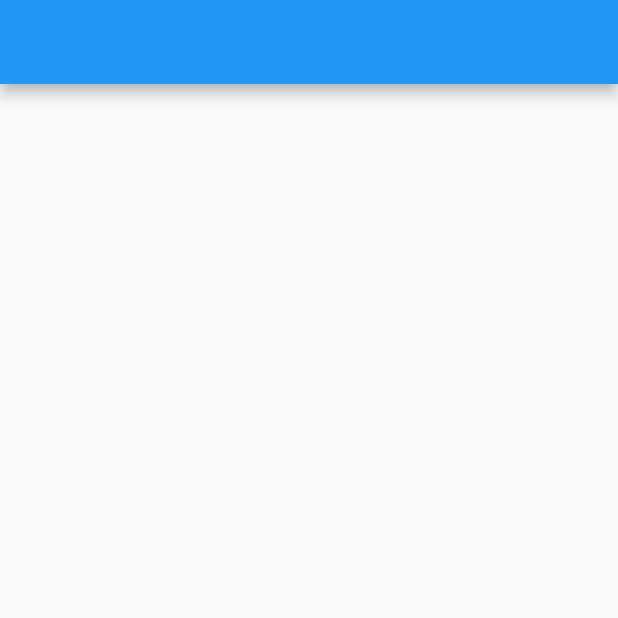
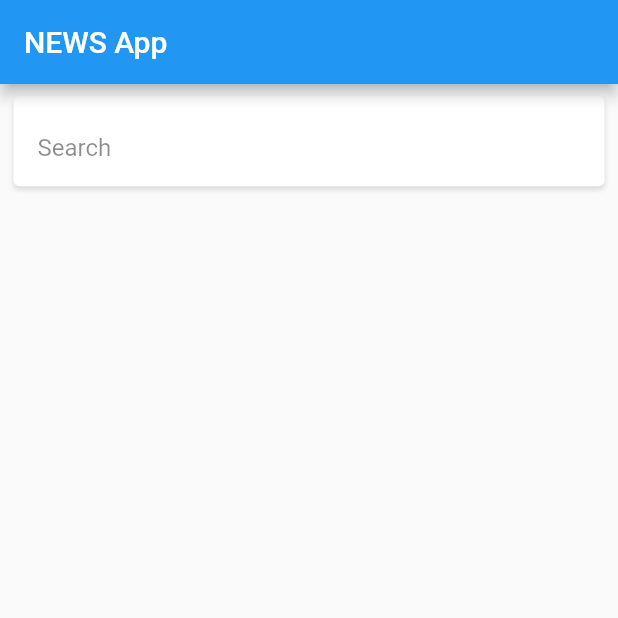
Before and after one commit to leo-elstin/news_app, a Flutter app: the screen it shows after launch, on a phone screen of 412 x 824 dp, the top half of it. Run offline on Flutter 3.47's test engine with Material 2 defaults, Android fonts, the phone set to English and light mode, and no system bars; our stand-ins replace bloc, flutter_bloc.

Commit message:
added headlines bloc and necessary libs

```diff
--- a/lib/main.dart
+++ b/lib/main.dart
@@ -1,6 +1,8 @@
 import 'package:flutter/material.dart';
+import 'package:flutter_bloc/flutter_bloc.dart';
+import 'package:news_app/src/bloc/headlines/headlines_bloc.dart';
 import 'package:news_app/src/config/strings.dart';
-import 'package:news_app/src/view/widgets/home.dart';
+import 'package:news_app/src/view/screens/home/home.dart';
 
 void main() {
   runApp(MyApp());
@@ -10,12 +12,19 @@ class MyApp extends StatelessWidget {
   // This widget is the root of your application.
   @override
   Widget build(BuildContext context) {
-    return MaterialApp(
-      title: '$appName',
-      theme: ThemeData(
-        primarySwatch: Colors.blue,
+    return MultiBlocProvider(
+      providers: [
+        BlocProvider<HeadlinesBloc>(
+          create: (context) => HeadlinesBloc(),
+        ),
+      ],
+      child: MaterialApp(
+        title: '$appName',
+        theme: ThemeData(
+          primarySwatch: Colors.blue,
+        ),
+        home: HomePage(),
       ),
-      home: HomePage(),
     );
   }
 }
--- /dev/null
+++ b/lib/src/bloc/headlines/headlines_bloc.dart
@@ -0,0 +1,18 @@
+import 'dart:async';
+
+import 'package:bloc/bloc.dart';
+import 'package:meta/meta.dart';
+
+part 'headlines_event.dart';
+part 'headlines_state.dart';
+
+class HeadlinesBloc extends Bloc<HeadlinesEvent, HeadlinesState> {
+  HeadlinesBloc() : super(HeadlinesInitial());
+
+  @override
+  Stream<HeadlinesState> mapEventToState(
+    HeadlinesEvent event,
+  ) async* {
+    // TODO: implement mapEventToState
+  }
+}
--- /dev/null
+++ b/lib/src/bloc/headlines/headlines_event.dart
@@ -0,0 +1,14 @@
+part of 'headlines_bloc.dart';
+
+@immutable
+abstract class HeadlinesEvent {}
+
+class Search extends HeadlinesEvent {
+  final String query;
+
+  Search({this.query});
+}
+
+class Reset extends HeadlinesEvent {
+
+}
--- /dev/null
+++ b/lib/src/bloc/headlines/headlines_state.dart
@@ -0,0 +1,10 @@
+part of 'headlines_bloc.dart';
+
+@immutable
+abstract class HeadlinesState {}
+
+class HeadlinesInitial extends HeadlinesState {}
+
+class Searching extends HeadlinesState {}
+
+class Searched extends HeadlinesState {}
--- /dev/null
+++ b/lib/src/bloc/interests/interests_bloc.dart
@@ -0,0 +1,18 @@
+import 'dart:async';
+
+import 'package:bloc/bloc.dart';
+import 'package:meta/meta.dart';
+
+part 'interests_event.dart';
+part 'interests_state.dart';
+
+class InterestsBloc extends Bloc<InterestsEvent, InterestsState> {
+  InterestsBloc() : super(InterestsInitial());
+
+  @override
+  Stream<InterestsState> mapEventToState(
+    InterestsEvent event,
+  ) async* {
+    // TODO: implement mapEventToState
+  }
+}
--- /dev/null
+++ b/lib/src/bloc/interests/interests_event.dart
@@ -0,0 +1,4 @@
+part of 'interests_bloc.dart';
+
+@immutable
+abstract class InterestsEvent {}
--- /dev/null
+++ b/lib/src/bloc/interests/interests_state.dart
@@ -0,0 +1,6 @@
+part of 'interests_bloc.dart';
+
+@immutable
+abstract class InterestsState {}
+
+class InterestsInitial extends InterestsState {}
--- a/lib/src/view/widgets/home.dart
+++ b/lib/src/view/screens/home/home.dart
@@ -1,4 +1,5 @@
 import 'package:flutter/material.dart';
+import 'package:news_app/src/view/widgets/search_bar.dart';
 
 class HomePage extends StatefulWidget {
   @override
@@ -9,7 +10,14 @@ class _HomePageState extends State<HomePage> {
   @override
   Widget build(BuildContext context) {
     return Scaffold(
-      appBar: AppBar(),
+      appBar: AppBar(
+        title: Text('NEWS App'),
+      ),
+      body: Column(
+        children: [
+          SearchBar()
+        ],
+      ),
     );
   }
 }
--- /dev/null
+++ b/lib/src/view/widgets/search_bar.dart
@@ -0,0 +1,75 @@
+import 'package:flutter/material.dart';
+import 'package:flutter_bloc/flutter_bloc.dart';
+import 'package:news_app/src/bloc/headlines/headlines_bloc.dart';
+
+class SearchBar extends StatefulWidget {
+  @override
+  _SearchBarState createState() => _SearchBarState();
+}
+
+class _SearchBarState extends State<SearchBar> {
+  TextEditingController controller = TextEditingController();
+
+  @override
+  Widget build(BuildContext context) {
+    return Container(
+      margin: EdgeInsets.symmetric(vertical: 8, horizontal: 9),
+      decoration: BoxDecoration(
+          color: Colors.white,
+          borderRadius: BorderRadius.circular(4),
+          boxShadow: [
+            BoxShadow(
+              color: Colors.black12,
+              offset: Offset(0, 2),
+              blurRadius: 2,
+            )
+          ]),
+      padding: EdgeInsets.symmetric(
+        horizontal: 16,
+        vertical: 4,
+      ),
+      child: TextField(
+        style: TextStyle(),
+        controller: controller,
+        onChanged: search,
+        decoration: InputDecoration(
+          border: InputBorder.none,
+          hintText: 'Search',
+          suffix: BlocBuilder<HeadlinesBloc, HeadlinesState>(
+            builder: (context, state) {
+              if (state is Searching) {
+                return SizedBox(
+                  height: 16,
+                  width: 16,
+                  child: CircularProgressIndicator(),
+                );
+              }
+
+              if (state is Searched) {
+                return InkWell(
+                  onTap: () {
+                    controller.clear();
+                    reset();
+                  },
+                  child: Icon(Icons.close),
+                );
+              }
+              return Icon(Icons.search);
+            },
+          ),
+          hintStyle: TextStyle(
+            color: Colors.black45,
+          ),
+        ),
+      ),
+    );
+  }
+
+  void search(String value) {
+    BlocProvider.of<HeadlinesBloc>(context).add(Search(query: value));
+  }
+
+  void reset() {
+    BlocProvider.of<HeadlinesBloc>(context).add(Reset());
+  }
+}
--- a/pubspec.yaml
+++ b/pubspec.yaml
@@ -25,7 +25,7 @@ dependencies:
     sdk: flutter
   connectivity: ^3.0.3
   flutter_bloc: ^7.0.0
-  sqflite: ^2.0.0+3
+  hive: ^2.0.1
 
 dev_dependencies:
   flutter_test:
```
Also changed, not shown: pubspec.lock, 2 other files.
